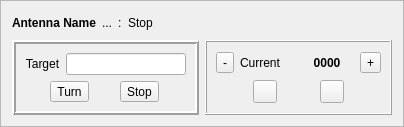
The window that mqt/MqtLogger/rotcontrolframe.ui (zsteva/backup-minos2) describes before a commit, drawn with Qt 5.
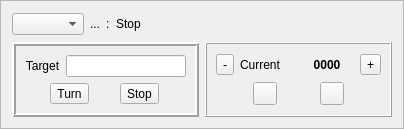
The same window after the commit.

Commit message: Move rig and antenna selection to logger

Diff of the .ui file:
```diff
--- a/mqt/MqtLogger/rotcontrolframe.ui
+++ b/mqt/MqtLogger/rotcontrolframe.ui
@@ -7,7 +7,7 @@
     <x>0</x>
     <y>0</y>
     <width>404</width>
-    <height>127</height>
+    <height>129</height>
    </rect>
   </property>
   <property name="windowTitle">
@@ -23,20 +23,7 @@
    <item>
     <layout class="QHBoxLayout" name="horizontalLayout_7">
      <item>
-      <widget class="QLabel" name="antennaName">
-       <property name="font">
-        <font>
-         <weight>75</weight>
-         <bold>true</bold>
-        </font>
-       </property>
-       <property name="text">
-        <string>Antenna Name</string>
-       </property>
-       <property name="alignment">
-        <set>Qt::AlignLeading|Qt::AlignLeft|Qt::AlignVCenter</set>
-       </property>
-      </widget>
+      <widget class="QComboBox" name="antennaName"/>
      </item>
      <item>
       <widget class="QLabel" name="rotConnectState">
```
The commit also changes 19 other files.
